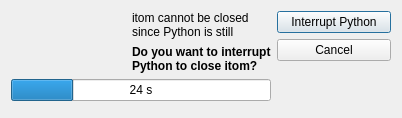
The window that Qitom/ui/dialogCloseItom.ui (itom-project/itom) describes before a commit, drawn with Qt 5.
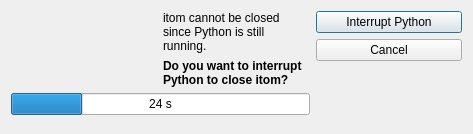
The same window after the commit. Icons and pictures are not drawn.

Diff of the .ui file:
```diff
--- a/Qitom/ui/dialogCloseItom.ui
+++ b/Qitom/ui/dialogCloseItom.ui
@@ -6,15 +6,15 @@
    <rect>
     <x>0</x>
     <y>0</y>
-    <width>402</width>
-    <height>118</height>
+    <width>473</width>
+    <height>134</height>
    </rect>
   </property>
-  <property name="maximumSize">
-   <size>
-    <width>999999</width>
-    <height>999999</height>
-   </size>
+  <property name="sizePolicy">
+   <sizepolicy hsizetype="Fixed" vsizetype="Fixed">
+    <horstretch>0</horstretch>
+    <verstretch>0</verstretch>
+   </sizepolicy>
   </property>
   <property name="windowTitle">
    <string>Close itom</string>
@@ -94,27 +94,8 @@
      </property>
     </widget>
    </item>
-   <item row="2" column="0">
-    <spacer name="verticalSpacer_2">
-     <property name="orientation">
-      <enum>Qt::Vertical</enum>
-     </property>
-     <property name="sizeHint" stdset="0">
-      <size>
-       <width>20</width>
-       <height>40</height>
-      </size>
-     </property>
-    </spacer>
-   </item>
    <item row="0" column="0">
     <widget class="QLabel" name="labelImage">
-     <property name="maximumSize">
-      <size>
-       <width>9999999</width>
-       <height>9999999</height>
-      </size>
-     </property>
      <property name="text">
       <string/>
      </property>
```
